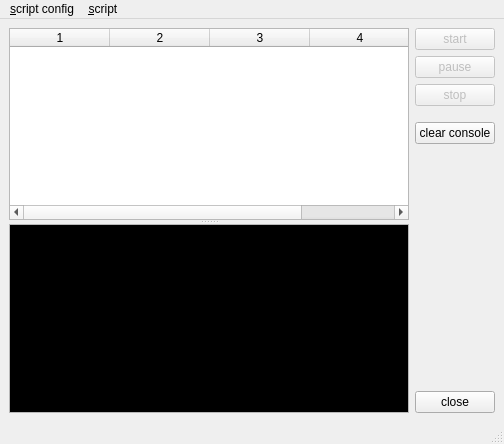
Qt form ScriptCommunicator/scriptwindow.ui (szieke/ScriptCommunicator_serial-terminal) before a commit.
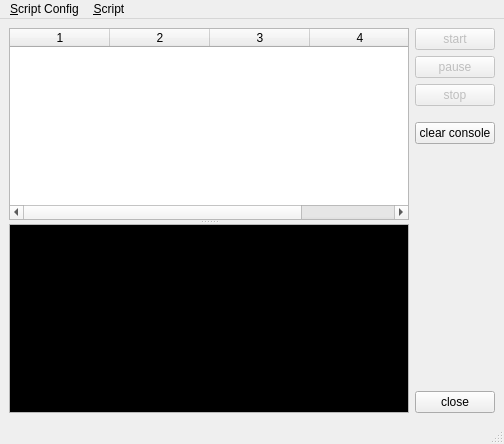
The same form after that commit. Icons and pictures are not drawn. Custom widgets are drawn as their Qt base class.

Commit message: new worker script function:getSerialPortSignals

The edit to the form file:
```diff
--- a/ScriptCommunicator/scriptwindow.ui
+++ b/ScriptCommunicator/scriptwindow.ui
@@ -364,7 +364,7 @@
    </property>
    <widget class="QMenu" name="menuScript">
     <property name="title">
-     <string>&amp;script config</string>
+     <string>&amp;Script Config</string>
     </property>
     <addaction name="actionLoadConfig"/>
     <addaction name="actionUnloadConfig"/>
@@ -373,7 +373,7 @@
    </widget>
    <widget class="QMenu" name="menuScript_2">
     <property name="title">
-     <string>&amp;script</string>
+     <string>&amp;Script</string>
     </property>
     <addaction name="actionAddScript"/>
     <addaction name="actionNewScript"/>
```
Left out of the diff: 28 changed lines with no effect on the pictures. The commit also changes 11 other files.
